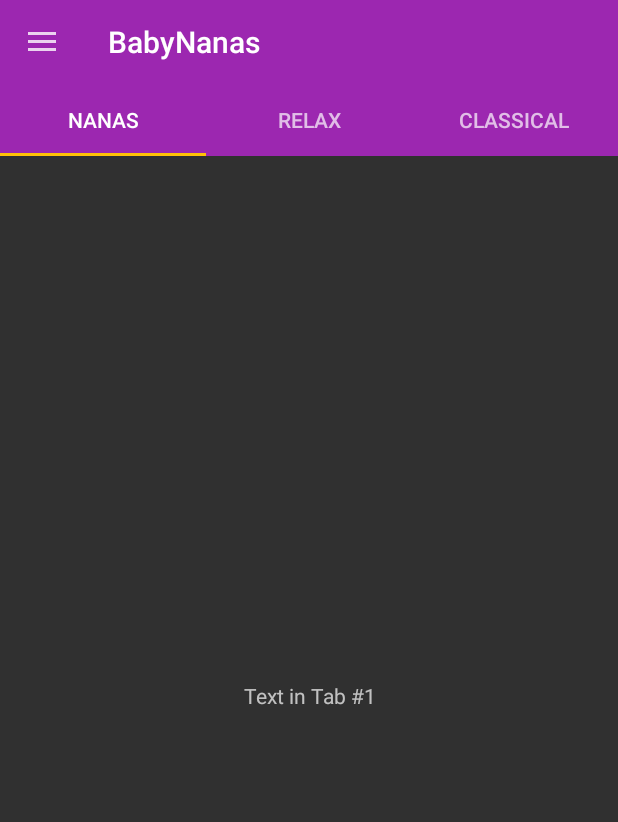
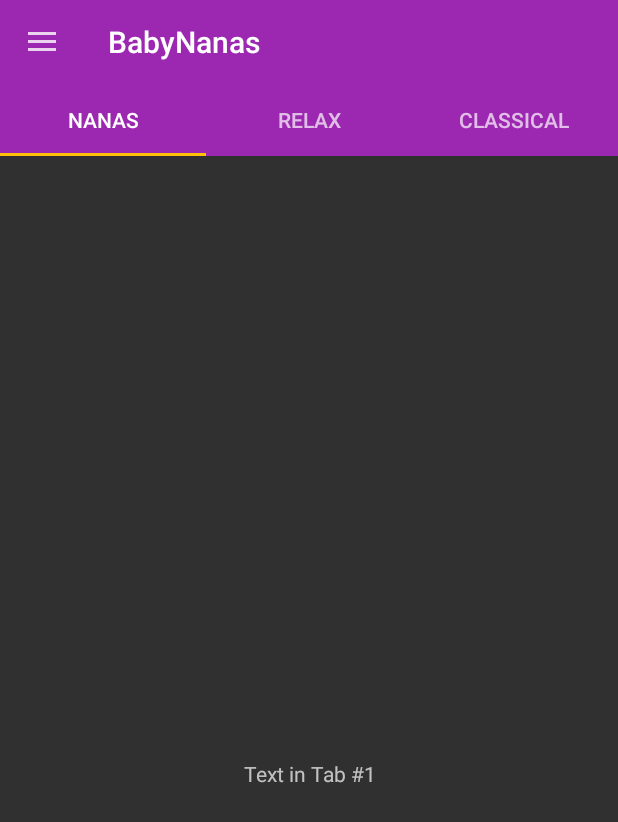
Before and after one commit to ivanisrdev/mobile-baby-nanas, an Android app: the screen it shows after launch (MainActivity), on a phone screen of 412 x 824 dp. Shown: the top 822 px of the screen. Run offline under Robolectric (Android 15) with nearby library versions, the phone set to English and light mode, and no system bars.

Commit message:
Some fix mainLayout

```diff
--- a/BabyNanas/app/src/main/res/layout/activity_main.xml
+++ b/BabyNanas/app/src/main/res/layout/activity_main.xml
@@ -41,11 +41,12 @@
             android:layout_width="0dp"
             android:layout_height="wrap_content"
             android:layout_marginBottom="8dp"
-            android:layout_marginTop="8dp"
             app:layout_constraintBottom_toBottomOf="parent"
+            app:layout_constraintHorizontal_bias="0.0"
             app:layout_constraintLeft_toLeftOf="parent"
             app:layout_constraintRight_toRightOf="parent"
-            app:layout_constraintTop_toBottomOf="@+id/tabLayout"/>
+            app:layout_constraintTop_toBottomOf="@+id/tabLayout"
+            app:layout_constraintVertical_bias="0.0"/>
 
     </android.support.constraint.ConstraintLayout>
 
```
